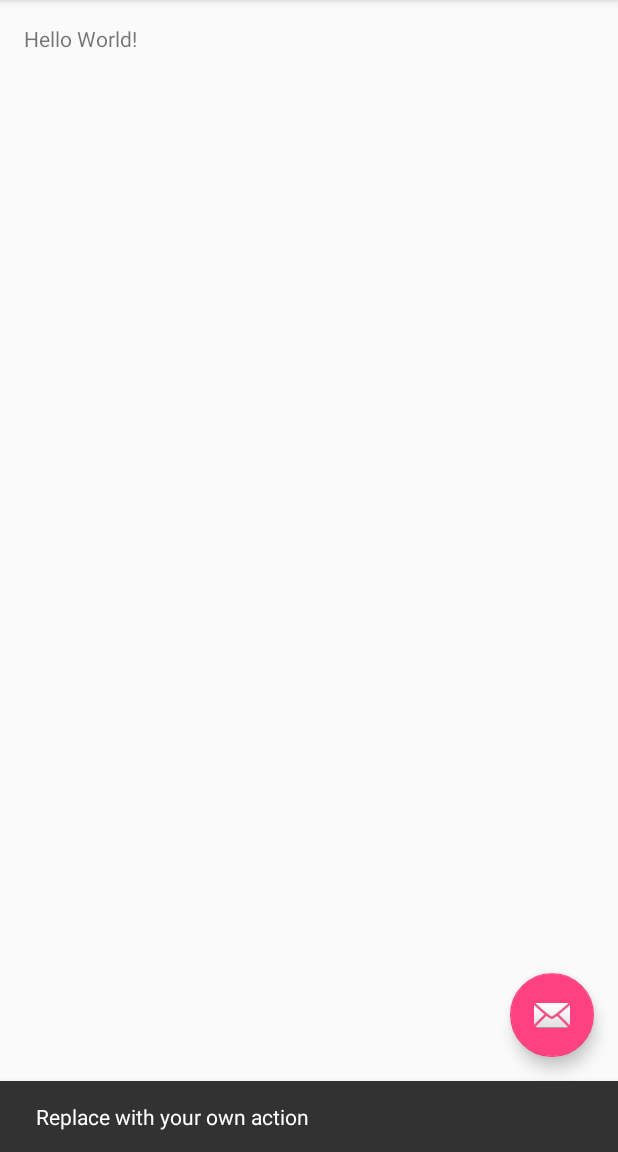
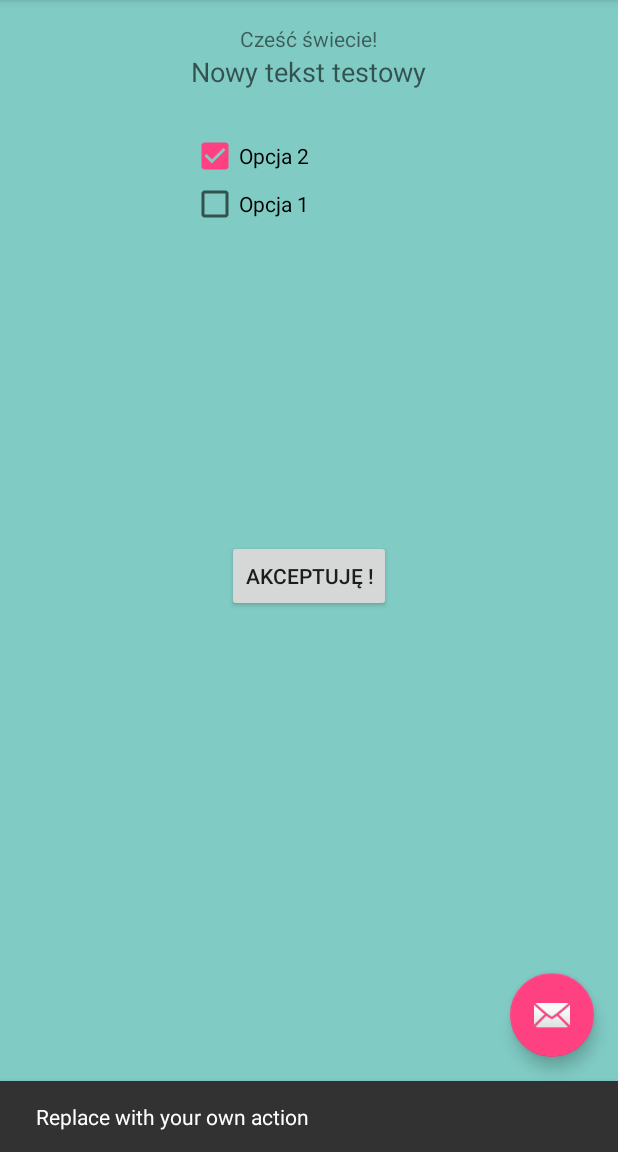
Before and after one commit to lumo1/testAndroidGit01, an Android app: the screen it shows after launch (MainActivity), after a tap on an icon or button, on a phone screen of 412 x 824 dp, the part 84-1236 px from its top. Run offline under Robolectric (Android 15) with nearby library versions, the phone set to English and light mode, and no system bars.

Commit message:
some dummy changes ;)

```diff
--- a/app/src/main/res/layout/content_main.xml
+++ b/app/src/main/res/layout/content_main.xml
@@ -11,10 +11,52 @@
     android:paddingBottom="@dimen/activity_vertical_margin"
     app:layout_behavior="@string/appbar_scrolling_view_behavior"
     tools:showIn="@layout/activity_main"
-    tools:context="com.example.lumo.myapplication.MainActivity">
+    tools:context="com.example.lumo.myapplication.MainActivity"
+    android:background="@color/material_deep_teal_200">
 
     <TextView
-        android:text="Hello World!"
+        android:text="@string/textView2"
         android:layout_width="wrap_content"
-        android:layout_height="wrap_content" />
+        android:layout_height="wrap_content"
+        android:id="@+id/textView2"
+        android:layout_alignParentTop="true"
+        android:layout_centerHorizontal="true" />
+
+    <TextView
+        android:layout_width="wrap_content"
+        android:layout_height="wrap_content"
+        android:textAppearance="?android:attr/textAppearanceMedium"
+        android:text="@string/mediumText01"
+        android:id="@+id/aaa"
+        android:layout_below="@+id/textView2"
+        android:layout_centerHorizontal="true" />
+
+    <CheckBox
+        android:layout_width="wrap_content"
+        android:layout_height="wrap_content"
+        android:text="@string/opcja_1"
+        android:id="@+id/checkBox"
+        android:checked="false"
+        android:layout_below="@+id/checkBox2"
+        android:layout_alignLeft="@+id/checkBox2"
+        android:layout_alignStart="@+id/checkBox2" />
+
+    <CheckBox
+        android:layout_width="wrap_content"
+        android:layout_height="wrap_content"
+        android:text="@string/opcja_2"
+        android:id="@+id/checkBox2"
+        android:checked="true"
+        android:layout_marginTop="28dp"
+        android:layout_below="@+id/aaa"
+        android:layout_alignLeft="@+id/aaa"
+        android:layout_alignStart="@+id/aaa" />
+
+    <Button
+        android:layout_width="wrap_content"
+        android:layout_height="wrap_content"
+        android:text="@string/akceptuj"
+        android:id="@+id/button"
+        android:layout_centerVertical="true"
+        android:layout_centerHorizontal="true" />
 </RelativeLayout>
--- a/app/src/main/res/values/strings.xml
+++ b/app/src/main/res/values/strings.xml
@@ -1,4 +1,9 @@
 <resources>
     <string name="app_name">My Application</string>
     <string name="action_settings">Settings</string>
+    <string name="textView2">Cześć świecie!</string>
+    <string name="mediumText01">Nowy tekst testowy</string>
+    <string name="opcja_1">Opcja 1</string>
+    <string name="opcja_2">Opcja 2</string>
+    <string name="akceptuj">Akceptuję !</string>
 </resources>
```
